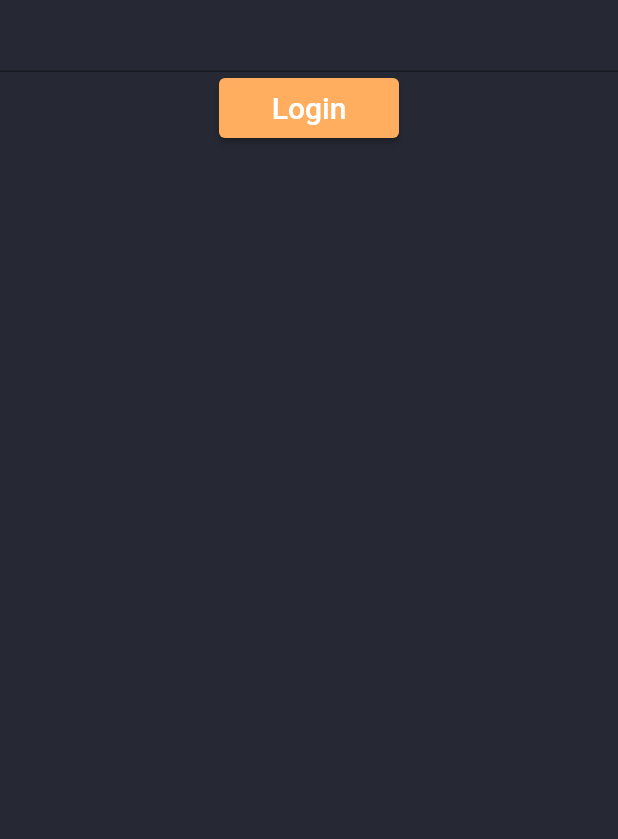
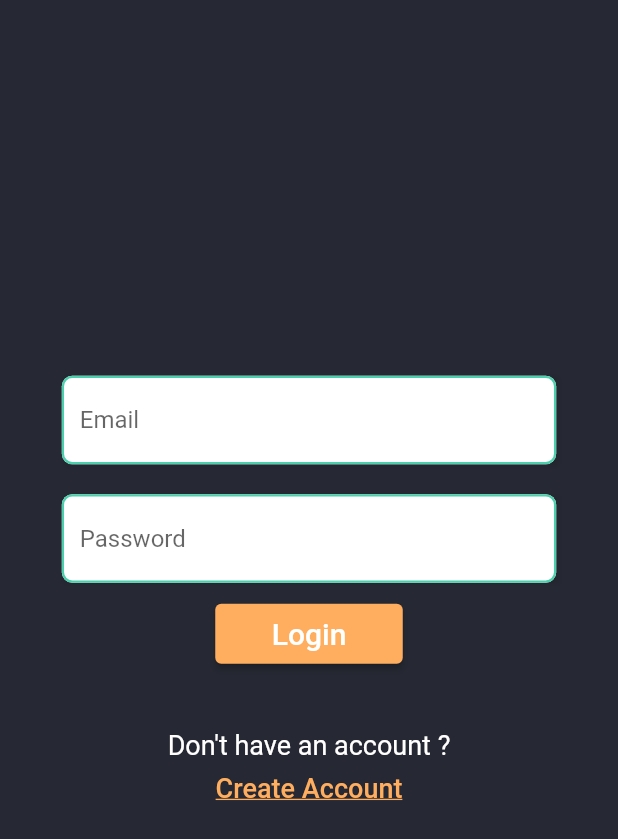
Before and after one commit to Abdulaziz4/bike-riders, a Flutter app: the screen it shows after launch, on a phone screen of 412 x 824 dp. Shown: the top 839 px of the screen. Run offline on Flutter 3.47's test engine with Material 2 defaults, Android fonts, the phone set to English and light mode, and no system bars; our stand-ins replace firebase_auth, firebase_core, logger, stacked, stacked_services; accounts and stored records are empty.

Commit message:
Adding authentication instructions

```diff
--- a/analysis_options.yaml
+++ b/analysis_options.yaml
@@ -22,8 +22,9 @@ linter:
   # `// ignore_for_file: name_of_lint` syntax on the line or in the file
   # producing the lint.
   rules:
+    prefer_const_constructors: false
+
     # avoid_print: false  # Uncomment to disable the `avoid_print` rule
     # prefer_single_quotes: true  # Uncomment to enable the `prefer_single_quotes` rule
-
 # Additional information about this file can be found at
 # https://dart.dev/guides/language/analysis-options
--- a/lib/main.dart
+++ b/lib/main.dart
@@ -16,8 +16,19 @@ class MyApp extends StatelessWidget {
 
   @override
   Widget build(BuildContext context) {
-    return MaterialApp(
+    return GestureDetector(
+      //unfocus input field upon click outside its boundries
+      onTap: () {
+        FocusScopeNode currentFocus = FocusScope.of(context);
+        if (!currentFocus.hasPrimaryFocus &&
+            currentFocus.focusedChild != null) {
+          FocusManager.instance.primaryFocus!.unfocus();
+        }
+      },
+      child: MaterialApp(
         debugShowCheckedModeBanner: false,
+        //unfocus input field upon click outside its boundries
+
         navigatorKey: StackedService.navigatorKey,
         onGenerateRoute: StackedRouter().onGenerateRoute,
         theme: ThemeData(
@@ -30,6 +41,7 @@ class MyApp extends StatelessWidget {
             bodyText1: TextStyle(fontWeight: FontWeight.normal, fontSize: 17.5),
           ),
         ),
+      ),
     );
   }
 }
--- a/lib/ui/auth/login/login_view.dart
+++ b/lib/ui/auth/login/login_view.dart
@@ -1,4 +1,6 @@
+import 'package:bike_riders/ui/shared/authentication_instructions.dart';
 import 'package:bike_riders/ui/shared/custom_button.dart';
+import 'package:bike_riders/ui/shared/input_field.dart';
 import 'package:flutter/material.dart';
 
 class LoginView extends StatefulWidget {
@@ -14,12 +16,26 @@ class _LoginViewState extends State<LoginView> {
     return Scaffold(
       body: Center(
         child: Column(
+          mainAxisAlignment: MainAxisAlignment.center,
           children: [
-            TextFormField(),
+            InputField(
+              hint: "Email",
+              validator: (_) {},
+            ),
+            InputField(
+              hint: "Password",
+              validator: (_) {},
+              obscureText: true,
+            ),
             CustomButton(
               text: "Login",
               onPress: () {},
-              size: const Size(120, 40),
+              size: const Size(125, 40),
+            ),
+            AuthenticationInstruction(
+              buttonText: "Create Account",
+              hintText: "Don't have an account ?",
+              onPressed: () {},
             ),
           ],
         ),
--- /dev/null
+++ b/lib/ui/shared/authentication_instructions.dart
@@ -0,0 +1,43 @@
+import 'package:bike_riders/core/app/constants.dart';
+import 'package:flutter/material.dart';
+
+class AuthenticationInstruction extends StatelessWidget {
+  final String hintText;
+  final String buttonText;
+  final void Function() onPressed;
+  const AuthenticationInstruction({
+    Key? key,
+    required this.buttonText,
+    required this.hintText,
+    required this.onPressed,
+  }) : super(key: key);
+
+  @override
+  Widget build(BuildContext context) {
+    return Padding(
+      padding: const EdgeInsets.symmetric(vertical: kDefaultPadding * 2),
+      child: Column(
+        children: [
+          Text(
+            hintText,
+            style: kMediumText,
+          ),
+          TextButton(
+            style: TextButton.styleFrom(
+              padding: EdgeInsets.only(top: 0),
+              tapTargetSize: MaterialTapTargetSize.shrinkWrap,
+            ),
+            onPressed: onPressed,
+            child: Text(
+              buttonText,
+              style: kMediumText.copyWith(
+                color: kSecondryColor,
+                decoration: TextDecoration.underline,
+              ),
+            ),
+          ),
+        ],
+      ),
+    );
+  }
+}
--- a/lib/ui/shared/input_field.dart
+++ b/lib/ui/shared/input_field.dart
@@ -2,30 +2,21 @@ import 'package:bike_riders/core/app/constants.dart';
 import 'package:flutter/material.dart';
 
 class InputField extends StatefulWidget {
-  const InputField({Key? key}) : super(key: key);
+  final String hint;
+  final void Function(String) validator;
+  final bool obscureText;
+  const InputField(
+      {Key? key,
+      this.hint = "",
+      required this.validator,
+      this.obscureText = false})
+      : super(key: key);
 
   @override
   _InputFieldState createState() => _InputFieldState();
 }
 
 class _InputFieldState extends State<InputField> {
-  late FocusNode _focusNode;
-
-  @override
-  void initState() {
-    super.initState();
-    _focusNode = FocusNode()
-      ..addListener(() {
-        setState(() {});
-      });
-  }
-
-  @override
-  void dispose() {
-    super.dispose();
-    _focusNode.dispose();
-  }
-
   @override
   Widget build(BuildContext context) {
     final size = MediaQuery.of(context).size;
@@ -42,40 +33,25 @@ class _InputFieldState extends State<InputField> {
           ),
         ],
       ),
-      child: TextField(
-        focusNode: _focusNode,
+      child: TextFormField(
+        obscureText: widget.obscureText,
         onChanged: (_) {},
         textInputAction: TextInputAction.done,
-        keyboardType: TextInputType.multiline,
-        minLines: 1, //Normal textInputField will be displayed
-        maxLines: 5, // when user presses enter it will adapt to it
         decoration: InputDecoration(
+          hintText: widget.hint,
           filled: true,
           fillColor: Colors.white,
-          alignLabelWithHint: false,
-          labelText: "ملاحظاتك",
-          labelStyle: TextStyle(
-            color: _focusNode.hasFocus ? Theme.of(context).accentColor : null,
-            fontSize: _focusNode.hasFocus ? 19 : null,
-          ),
-          border: OutlineInputBorder(
-            borderRadius: BorderRadius.circular(7),
-            borderSide: BorderSide(
-              color: Colors.black.withOpacity(0.2),
-              width: 1,
-            ),
-          ),
           enabledBorder: OutlineInputBorder(
             borderRadius: BorderRadius.circular(7),
             borderSide: BorderSide(
-              color: Colors.black.withOpacity(0.2),
-              width: 1,
+              color: kAltColor,
+              width: 1.5,
             ),
           ),
           focusedBorder: OutlineInputBorder(
             borderSide: BorderSide(
-              color: Theme.of(context).accentColor,
-              width: 1,
+              color: kSecondryColor,
+              width: 1.5,
             ),
             borderRadius: BorderRadius.circular(7.0),
           ),
```
Also changed, not shown: lib/core/app/constants.dart (+7 -0 lines). Lines whose indentation alone changed are shown as unchanged.
